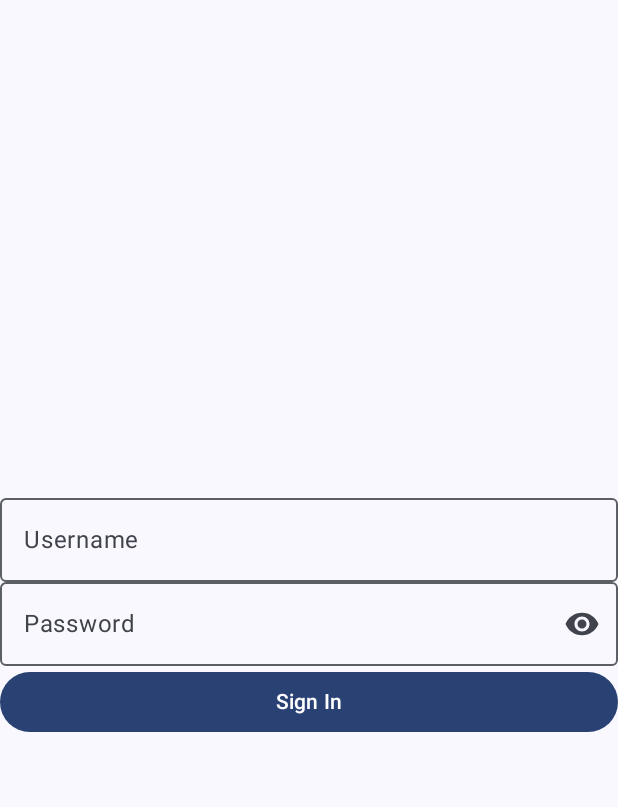
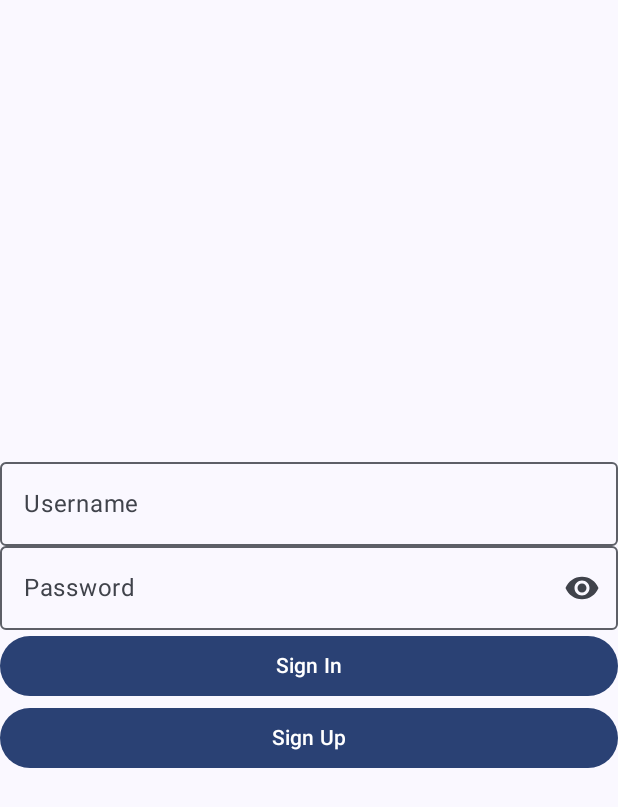
Before and after one commit to JulianaYS/EatsExplorer, an Android app built with Jetpack Compose: the screen it shows after launch (MainActivity), on a phone screen of 412 x 824 dp. Shown: the top 807 px of the screen. Run offline under Robolectric (Android 15) with nearby library versions, the phone set to English and light mode, and no system bars.

```diff
--- a/app/build.gradle.kts
+++ b/app/build.gradle.kts
@@ -60,6 +60,7 @@ dependencies {
     implementation(libs.androidx.ui.tooling.preview)
     implementation(libs.androidx.material3)
     implementation(libs.androidx.material.icons.extended)
+    implementation(libs.androidx.navigation.compose)
     testImplementation(libs.junit)
     androidTestImplementation(libs.androidx.junit)
     androidTestImplementation(libs.androidx.espresso.core)
--- a/app/src/main/AndroidManifest.xml
+++ b/app/src/main/AndroidManifest.xml
@@ -2,6 +2,7 @@
 <manifest xmlns:android="http://schemas.android.com/apk/res/android"
     xmlns:tools="http://schemas.android.com/tools">
 
+    <uses-permission android:name="android.permission.INTERNET"/>
     <application
         android:allowBackup="true"
         android:dataExtractionRules="@xml/data_extraction_rules"
--- a/app/src/main/java/pe/edu/upc/eatsexplorer/MainActivity.kt
+++ b/app/src/main/java/pe/edu/upc/eatsexplorer/MainActivity.kt
@@ -11,6 +11,8 @@ import androidx.compose.runtime.Composable
 import androidx.compose.ui.Modifier
 import androidx.compose.ui.tooling.preview.Preview
 import pe.edu.upc.eatsexplorer.feature_auth.ui.signin.SignInScreen
+import pe.edu.upc.eatsexplorer.feature_auth.ui.signup.SignUpScreen
+import pe.edu.upc.eatsexplorer.feature_home.ui.home.HomeScreen
 import pe.edu.upc.eatsexplorer.ui.theme.EatsExplorerTheme
 
 class MainActivity : ComponentActivity() {
@@ -23,7 +25,7 @@ class MainActivity : ComponentActivity() {
                     modifier = Modifier.fillMaxSize(),
                     color = MaterialTheme.colorScheme.background
                 ) {
-                    SignInScreen()
+                    HomeScreen()
                 }
             }
         }
--- a/app/src/main/java/pe/edu/upc/eatsexplorer/feature_auth/ui/signin/SignInScreen.kt
+++ b/app/src/main/java/pe/edu/upc/eatsexplorer/feature_auth/ui/signin/SignInScreen.kt
@@ -5,16 +5,6 @@ import androidx.compose.foundation.layout.Column
 import androidx.compose.foundation.layout.fillMaxSize
 import androidx.compose.foundation.layout.fillMaxWidth
 import androidx.compose.foundation.layout.padding
-import androidx.compose.foundation.text.KeyboardOptions
-import androidx.compose.material.icons.Icons
-import androidx.compose.material.icons.filled.Favorite
-import androidx.compose.material.icons.filled.Lock
-import androidx.compose.material.icons.filled.Visibility
-import androidx.compose.material.icons.filled.VisibilityOff
-import androidx.compose.material3.Button
-import androidx.compose.material3.Icon
-import androidx.compose.material3.IconButton
-import androidx.compose.material3.OutlinedTextField
 import androidx.compose.material3.Scaffold
 import androidx.compose.material3.Text
 import androidx.compose.runtime.Composable
@@ -25,12 +15,13 @@ import androidx.compose.ui.text.input.KeyboardType
 import androidx.compose.ui.text.input.PasswordVisualTransformation
 import androidx.compose.ui.text.input.VisualTransformation
 import androidx.compose.ui.tooling.preview.Preview
+import pe.edu.upc.eatsexplorer.shared.ui.CustomButton
 import pe.edu.upc.eatsexplorer.shared.ui.InputTextField
 import pe.edu.upc.eatsexplorer.shared.ui.PasswordTextField
 import pe.edu.upc.eatsexplorer.ui.theme.EatsExplorerTheme
 
 @Composable
-fun SignInScreen(){
+fun SignInScreen(navigateTo: ()->Unit){
     Scaffold {paddingValues ->
         val username = remember {
             mutableStateOf("")
@@ -49,21 +40,12 @@ fun SignInScreen(){
         ) {
             InputTextField(input = username, placeholder = "Username")
             PasswordTextField(input = password , placeholder = "Password")
-            Button(modifier = Modifier.fillMaxWidth(),
-                onClick = { /*TODO*/ }) {
-                Text(text = "Sign In")
-            }
+            CustomButton(text = "Sign In", {})
+            CustomButton(text = "Sign Up", navigateTo)
         }
     }
 }
 
-@Preview
-@Composable
-fun SignInScreenPreview(){
-    EatsExplorerTheme {
-        SignInScreen()
-    }
-}
 
 
 /*Iconos
--- a/app/src/main/java/pe/edu/upc/eatsexplorer/feature_auth/ui/signup/SignUpScreen.kt
+++ b/app/src/main/java/pe/edu/upc/eatsexplorer/feature_auth/ui/signup/SignUpScreen.kt
@@ -8,6 +8,7 @@ import androidx.compose.runtime.Composable
 import androidx.compose.runtime.mutableStateOf
 import androidx.compose.runtime.remember
 import androidx.compose.ui.Modifier
+import pe.edu.upc.eatsexplorer.shared.ui.CustomButton
 import pe.edu.upc.eatsexplorer.shared.ui.InputTextField
 import pe.edu.upc.eatsexplorer.shared.ui.PasswordTextField
 
@@ -38,6 +39,7 @@ fun SignUpScreen(){
             InputTextField(input = username, placeholder = "Username")
             PasswordTextField(input = password, placeholder = "Password")
             PasswordTextField(input = confirmPassword, placeholder = "Confirm Password")
+            CustomButton(text="Sign up"){}
         }
 
     }
--- /dev/null
+++ b/app/src/main/java/pe/edu/upc/eatsexplorer/feature_home/ui/home/HomeScreen.kt
@@ -0,0 +1,32 @@
+package pe.edu.upc.eatsexplorer.feature_home.ui.home
+
+import androidx.compose.runtime.Composable
+import androidx.navigation.compose.NavHost
+import androidx.navigation.compose.composable
+import androidx.navigation.compose.rememberNavController
+import pe.edu.upc.eatsexplorer.feature_auth.ui.signin.SignInScreen
+import pe.edu.upc.eatsexplorer.feature_auth.ui.signup.SignUpScreen
+
+
+@Composable
+fun HomeScreen(){
+    val navController = rememberNavController()
+    NavHost(navController = navController, startDestination = "SignIn"){
+        composable("SignIn")
+        {
+            SignInScreen {
+                navController.navigate("SignUp")
+            }
+        }
+        composable("SignUp")
+        {
+            SignUpScreen()
+        }
+    }
+}
+
+
+
+/*para navegacion entre pantallas
+* navigation-compose
+* */
--- /dev/null
+++ b/app/src/main/java/pe/edu/upc/eatsexplorer/shared/ui/CustomButton.kt
@@ -0,0 +1,16 @@
+package pe.edu.upc.eatsexplorer.shared.ui
+
+import androidx.compose.foundation.layout.fillMaxWidth
+import androidx.compose.material3.Button
+import androidx.compose.material3.Text
+import androidx.compose.runtime.Composable
+import androidx.compose.ui.Modifier
+
+@Composable
+fun CustomButton(text: String, onClick:()->Unit){
+    Button(
+        modifier = Modifier.fillMaxWidth(),
+        onClick = { onClick() }) {
+        Text(text = text)
+    }
+}
--- a/gradle/libs.versions.toml
+++ b/gradle/libs.versions.toml
@@ -9,6 +9,7 @@ lifecycleRuntimeKtx = "2.7.0"
 activityCompose = "1.8.2"
 composeBom = "2023.08.00"
 materialIconsExtended = "1.6.6"
+navigationCompose = "2.7.7"
 
 [libraries]
 androidx-core-ktx = { group = "androidx.core", name = "core-ktx", version.ref = "coreKtx" }
@@ -26,6 +27,7 @@ androidx-ui-test-manifest = { group = "androidx.compose.ui", name = "ui-test-man
 androidx-ui-test-junit4 = { group = "androidx.compose.ui", name = "ui-test-junit4" }
 androidx-material3 = { group = "androidx.compose.material3", name = "material3" }
 androidx-material-icons-extended = { group = "androidx.compose.material", name = "material-icons-extended", version.ref = "materialIconsExtended" }
+androidx-navigation-compose = { group = "androidx.navigation", name = "navigation-compose", version.ref = "navigationCompose" }
 
 [plugins]
 androidApplication = { id = "com.android.application", version.ref = "agp" }
```
